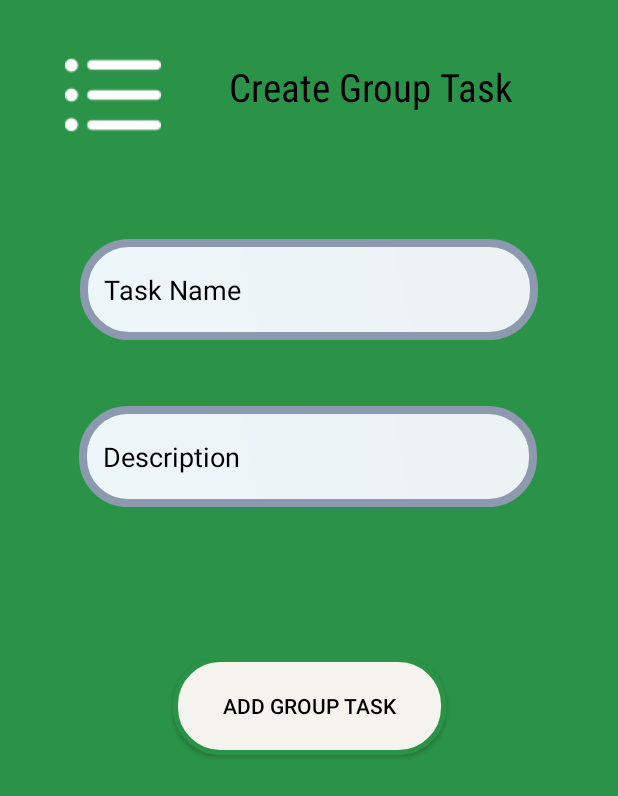
After one commit to WenDEVLIFE/EfficiencyMaster, an Android app: the fragment CreateGroupTask shown on its own in the app's theme, on a phone screen of 412 x 824 dp. The commit adds this screen. Shown: the top 796 px of the screen. Run offline under Robolectric (Android 15) with nearby library versions, the phone set to English and light mode, and no system bars; our stand-ins replace Firebase (no records; nobody signed in at launch, a user with empty details on screens opened directly), sdp/ssp sizes.

Commit message:
Added its functions where it  assigned task to the member 👾

```diff
--- a/app/src/main/java/com/example/efficiencymaster/CreateTaskFragment.kt
+++ b/app/src/main/java/com/example/efficiencymaster/CreateTaskFragment.kt
@@ -116,7 +116,8 @@ class CreateTaskFragment : Fragment() {
                     "TaskName" to taskname1,
                     "TaskDescription" to taskDescription1,
                     "Status" to "Pending",
-                    "UserID" to iD
+                    "UserID" to iD,
+                    "Type" to "Individual",
                 )
 
                 val xpData = Random.nextInt(100,  1000)
--- /dev/null
+++ b/app/src/main/res/layout/fragment_create_group_task.xml
@@ -0,0 +1,84 @@
+<?xml version="1.0" encoding="utf-8"?>
+<FrameLayout xmlns:android="http://schemas.android.com/apk/res/android"
+    xmlns:app="http://schemas.android.com/apk/res-auto"
+    xmlns:tools="http://schemas.android.com/tools"
+    android:layout_width="match_parent"
+    android:layout_height="match_parent"
+    android:background="#2b9348"
+    tools:context=".CreateTaskFragment">
+
+    <androidx.constraintlayout.widget.ConstraintLayout
+        android:layout_width="match_parent"
+        android:layout_height="match_parent">
+
+        <TextView
+            android:id="@+id/titlestext"
+            android:layout_width="wrap_content"
+            android:layout_height="wrap_content"
+            android:layout_marginTop="40dp"
+            android:fontFamily="sans-serif-condensed"
+            android:text="Create Group Task"
+            android:textColor="@color/black"
+            android:textSize="@dimen/_20sdp"
+            app:layout_constraintEnd_toEndOf="parent"
+            app:layout_constraintHorizontal_bias="0.356"
+            app:layout_constraintStart_toEndOf="@+id/imageButton"
+            app:layout_constraintTop_toTopOf="parent" />
+
+        <ImageButton
+            android:id="@+id/imageButton"
+            android:layout_width="@dimen/_60sdp"
+            android:layout_height="@dimen/_60sdp"
+            android:layout_marginStart="36dp"
+            android:layout_marginTop="24dp"
+            android:background="@android:color/transparent"
+            android:src="@drawable/list"
+            app:layout_constraintStart_toStartOf="parent"
+            app:layout_constraintTop_toTopOf="parent" />
+
+        <EditText
+            android:id="@+id/editTextText2"
+            android:layout_width="@dimen/_235sdp"
+            android:layout_height="@dimen/_52sdp"
+            android:layout_marginTop="84dp"
+            android:background="@drawable/pane_layout"
+            android:ems="10"
+            android:hint="Task Name"
+            android:inputType="text"
+            android:padding="16dp"
+            android:textColor="@color/black"
+            android:textColorHint="@color/black"
+            app:layout_constraintEnd_toEndOf="parent"
+            app:layout_constraintStart_toStartOf="parent"
+            app:layout_constraintTop_toBottomOf="@+id/titlestext" />
+
+        <EditText
+            android:id="@+id/desscripts"
+            android:layout_width="@dimen/_235sdp"
+            android:layout_height="@dimen/_52sdp"
+            android:layout_marginTop="44dp"
+            android:background="@drawable/pane_layout"
+            android:ems="10"
+            android:hint="Description"
+            android:inputType="textImeMultiLine"
+            android:padding="16dp"
+            android:textColor="@color/black"
+            android:textColorHint="@color/black"
+            app:layout_constraintEnd_toEndOf="parent"
+            app:layout_constraintHorizontal_bias="0.495"
+            app:layout_constraintStart_toStartOf="parent"
+            app:layout_constraintTop_toBottomOf="@+id/editTextText2" />
+
+        <Button
+            android:id="@+id/button2"
+            android:layout_width="@dimen/_140sdp"
+            android:layout_height="@dimen/_50sdp"
+            android:layout_marginTop="100dp"
+            android:background="@drawable/button"
+            android:text="Add Group Task"
+            android:textColor="@color/black"
+            app:layout_constraintEnd_toEndOf="parent"
+            app:layout_constraintStart_toStartOf="parent"
+            app:layout_constraintTop_toBottomOf="@+id/desscripts" />
+    </androidx.constraintlayout.widget.ConstraintLayout>
+</FrameLayout>
--- a/app/src/main/res/layout/fragment_create_task_.xml
+++ b/app/src/main/res/layout/fragment_create_task_.xml
@@ -71,7 +71,7 @@
                 app:layout_constraintHorizontal_bias="0.495" />
 
         <Button
-                android:text="Create Task"
+                android:text="Add Task"
                 android:background="@drawable/button"
                 android:layout_width="@dimen/_140sdp"
                 android:layout_height="@dimen/_50sdp"
```
Also changed, not shown: app/src/main/java/com/example/efficiencymaster/CreateGroupTask.kt (added, +283 -0 lines).
